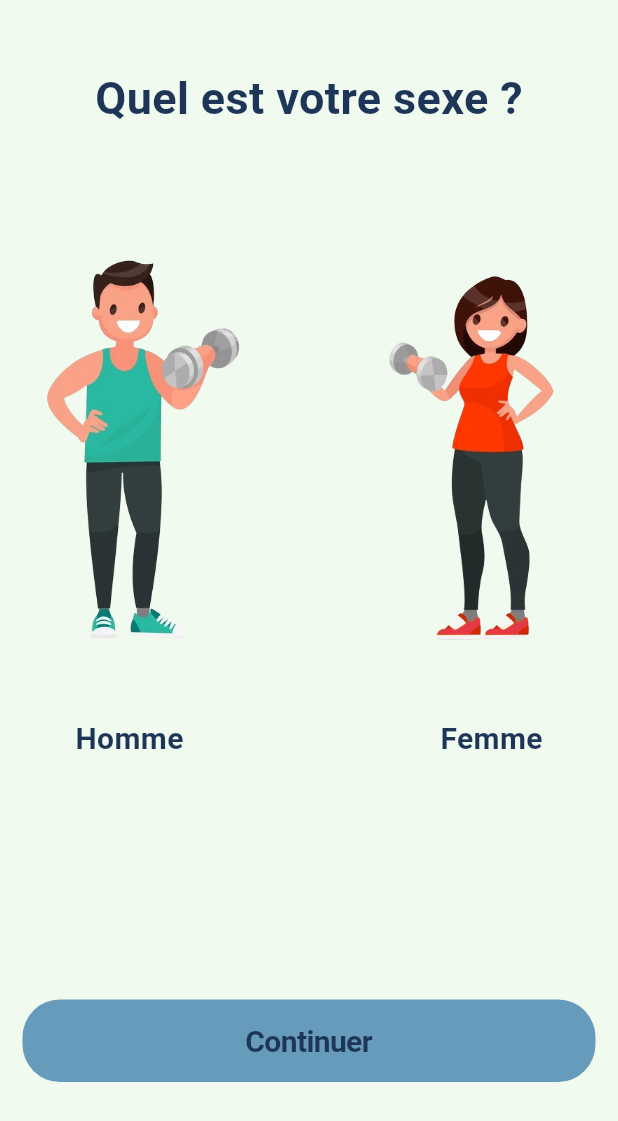
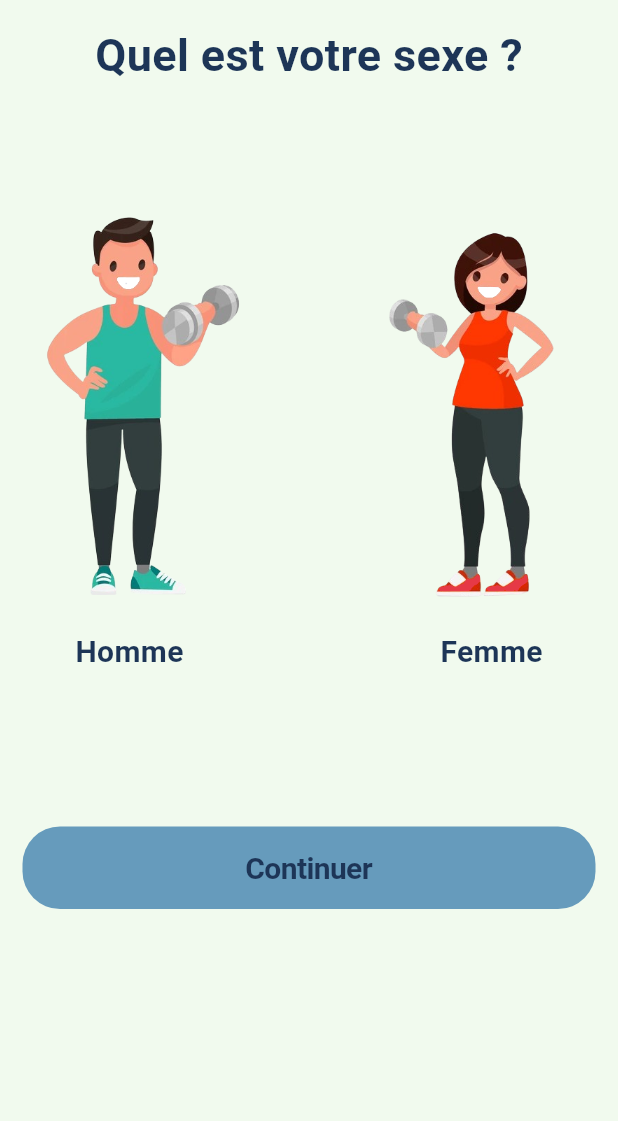
Before and after one commit to M-Amine-HM/gym_app, a Flutter app: the h_f screen opened directly, on a phone screen of 412 x 824 dp. Shown: the top 1121 px of the screen. Run offline on Flutter 3.47's test engine with Material 3 defaults, Android fonts, the light colour scheme and no system bars; our stand-ins replace video_player.

Commit message:
simple modifications

```diff
--- a/lib/auth/homme_femme.dart
+++ b/lib/auth/homme_femme.dart
@@ -24,17 +24,17 @@ class _MyWidgetState extends State<h_f> with TickerProviderStateMixin {
   void initState() {
     super.initState();
     controller =
-        AnimationController(vsync: this, duration: Duration(seconds: 1));
+        AnimationController(vsync: this, duration: const Duration(seconds: 1));
     controller1 =
-        AnimationController(vsync: this, duration: Duration(seconds: 1));
+        AnimationController(vsync: this, duration: const Duration(seconds: 1));
 
     positionAnimation = Tween<Offset>(
-      begin: Offset(-0.1, 0.0), // Start from the right
-      end: Offset(0.4, 0.0), // Move towards the left
+      begin: const Offset(-0.1, 0.0), // Start from the right
+      end: const Offset(0.4, 0.0), // Move towards the left
     ).animate(controller);
     positionAnimation1 = Tween<Offset>(
-      begin: Offset(0.1, 0.0), // Start from the right
-      end: Offset(-0.4, 0.0), // Move towards the left
+      begin: const Offset(0.1, 0.0), // Start from the right
+      end: const Offset(-0.4, 0.0), // Move towards the left
     ).animate(controller1);
     // Use Tween for scaling animation
     scaleAnimation = Tween<double>(
@@ -53,21 +53,22 @@ class _MyWidgetState extends State<h_f> with TickerProviderStateMixin {
   @override
   Widget build(BuildContext context) {
     return Scaffold(
-      backgroundColor: Color(0xFFf1faee),
+      backgroundColor: const Color(0xFFf1faee),
       body: SafeArea(
           child: Padding(
         padding: const EdgeInsets.all(15),
+        child: SingleChildScrollView(
           child: Column(
             mainAxisAlignment: MainAxisAlignment.spaceEvenly,
             children: [
-            Container(
+              SizedBox(
                 width: double.infinity,
                 child: Column(
                   children: [
                     // SizedBox(
                     //   height: 20,
                     // ),
-                  Text(
+                    const Text(
                       "Quel est votre sexe ?",
                       style: TextStyle(
                         color: Color(0xFF1d3557),
@@ -75,7 +76,7 @@ class _MyWidgetState extends State<h_f> with TickerProviderStateMixin {
                         fontWeight: FontWeight.bold,
                       ),
                     ),
-                  SizedBox(
+                    const SizedBox(
                       height: 100,
                     ),
                     Row(
@@ -93,7 +94,7 @@ class _MyWidgetState extends State<h_f> with TickerProviderStateMixin {
                                 setState(() {
                                   controller1.reverse();
                                   i = 1;
-                                c = Color(0xff457b9d);
+                                  c = const Color(0xff457b9d);
                                   gender = true;
                                 });
                               },
@@ -103,7 +104,7 @@ class _MyWidgetState extends State<h_f> with TickerProviderStateMixin {
                                       position: positionAnimation,
                                       child: Container(
                                           height: 200,
-                                        child: Image(
+                                          child: const Image(
                                               image: AssetImage(
                                                   "assets/images/homme.png"))))),
                             ),
@@ -113,6 +114,7 @@ class _MyWidgetState extends State<h_f> with TickerProviderStateMixin {
                         //   width: 30,
                         // ),
                         Expanded(
+                          // ignore: avoid_unnecessary_containers
                           child: Container(
                             //    width: MediaQuery.of(context).size.width * 0.4,
                             child: CupertinoButton(
@@ -121,7 +123,7 @@ class _MyWidgetState extends State<h_f> with TickerProviderStateMixin {
                                 setState(() {
                                   controller.reverse();
                                   i = 2;
-                                c = Color(0xffe63946);
+                                  c = const Color(0xffe63946);
                                   gender = false;
                                 });
                               },
@@ -131,7 +133,7 @@ class _MyWidgetState extends State<h_f> with TickerProviderStateMixin {
                                       position: positionAnimation1,
                                       child: Container(
                                           height: 200,
-                                        child: Image(
+                                          child: const Image(
                                               image: AssetImage(
                                                   "assets/images/femme.png"))))),
                             ),
@@ -149,29 +151,29 @@ class _MyWidgetState extends State<h_f> with TickerProviderStateMixin {
                 height: 90,
                 child: Row(
                   children: [
-                  SizedBox(
+                    const SizedBox(
                       width: 30,
                     ),
                     i == 0
                         ? Text(
                             sexe[1],
-                          style: TextStyle(
+                            style: const TextStyle(
                                 fontSize: 20,
                                 fontWeight: FontWeight.w700,
                                 color: Color(0xff1d3557)),
                           )
                         : Text(sexe[0]),
-                  Spacer(),
+                    const Spacer(),
                     i == 0
                         ? Text(
                             sexe[2],
-                          style: TextStyle(
+                            style: const TextStyle(
                                 fontSize: 20,
                                 fontWeight: FontWeight.w700,
                                 color: Color(0xff1d3557)),
                           )
                         : Text(sexe[0]),
-                  SizedBox(
+                    const SizedBox(
                       width: 30,
                     ),
                   ],
@@ -187,7 +189,7 @@ class _MyWidgetState extends State<h_f> with TickerProviderStateMixin {
               CupertinoButton(
                 borderRadius: BorderRadius.circular(25),
                 color: c,
-              child: Row(
+                child: const Row(
                   mainAxisAlignment: MainAxisAlignment.center,
                   children: [
                     Text(
@@ -206,10 +208,11 @@ class _MyWidgetState extends State<h_f> with TickerProviderStateMixin {
                   );
                 },
               ),
-            SizedBox(
+              const SizedBox(
                 height: 30,
               )
             ],
+          ),
         ),
       )),
     );
--- a/lib/home.dart
+++ b/lib/home.dart
@@ -10,9 +10,7 @@ import 'package:gym_app/core/profile.dart';
 class Home extends StatefulWidget {
   Home({
     super.key,
-    required this.s,
   });
-  int s;
 
   @override
   State<Home> createState() => _HomeState();
```
Also changed, not shown: lib/auth/firstPage.dart (+10 -8 lines), lib/auth/signup.dart (+10 -5 lines), lib/auth/taille.dart (+4 -4 lines), lib/auth/width.dart (+5 -2 lines). Lines whose indentation alone changed are shown as unchanged.
